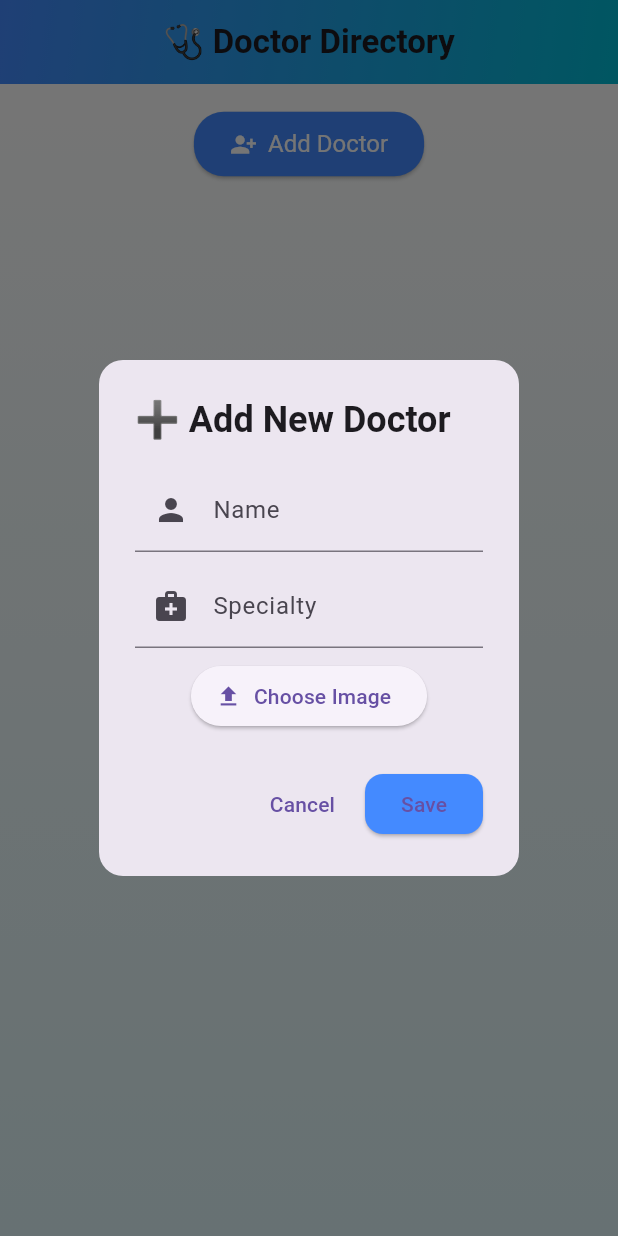
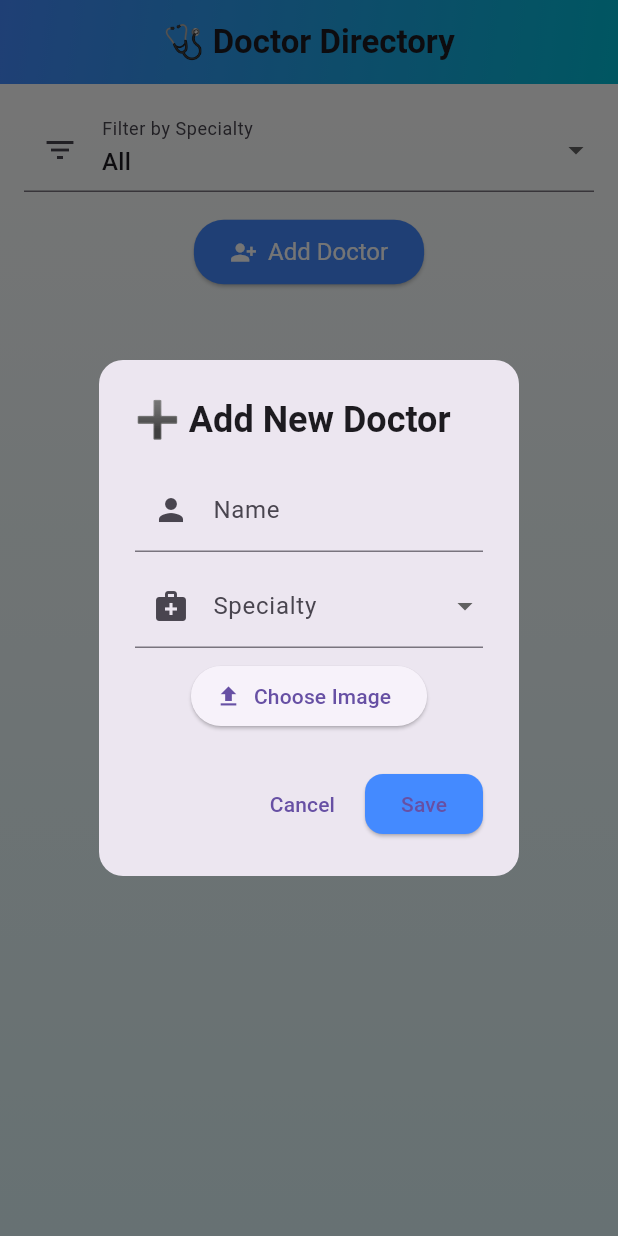
Before and after one commit to mallakmuhammad/DoctorsCrudSystem, a Flutter app: the screen it shows after launch, after a tap on "Add Doctor", on a phone screen of 412 x 824 dp. Run offline on Flutter 3.47's test engine with Material 3 defaults, Android fonts, the phone set to English and light mode, and no system bars; our stand-ins replace cloud_firestore, firebase_core; missing offline and left inert: image_picker_web; accounts and stored records are empty.

Commit message:
Added filter bar, duplicate doctor check with pop-up dialog

```diff
--- a/lib/doctor_list_page.dart
+++ b/lib/doctor_list_page.dart
@@ -16,9 +16,14 @@ class DoctorListPage extends StatefulWidget {
 }
 
 class _DoctorListPageState extends State<DoctorListPage> {
+
+  String selectedFilter = "All"; //select filter default
+
   @override
     void initState() {
-    super.initState();
+
+    super.initState(); //Load Doctors page once the page is opened.
+
     Future.microtask(
       () => Provider.of<DoctorProvider>(context, listen: false).fetchDoctors(),
             );
@@ -28,12 +33,16 @@ class _DoctorListPageState extends State<DoctorListPage> {
   Widget build(BuildContext context) {
     final provider = Provider.of<DoctorProvider>(context);
 
+    final filteredDoctors = selectedFilter == "All" //filter doctors depending on their speciality
+        ? provider.doctors
+        : provider.doctors
+            .where((doc) => doc.specialty == selectedFilter)
+            .toList();
+
     return Scaffold(
       appBar: AppBar(
-        title: const Text(
-          '🩺 Doctor Directory',
-          style: TextStyle(fontWeight: FontWeight.bold),
-        ),
+        title: const Text('🩺 Doctor Directory',
+        style: TextStyle(fontWeight: FontWeight.bold),),
         centerTitle: true,
         flexibleSpace: Container(
           decoration: const BoxDecoration(
@@ -54,10 +63,31 @@ class _DoctorListPageState extends State<DoctorListPage> {
             end: Alignment.bottomCenter,
           ),
         ),
+
         child: Padding(
           padding: const EdgeInsets.all(16.0),
           child: Column(
             children: [
+              DropdownButtonFormField<String>(
+                value: selectedFilter,
+                items: ["All", ...specialtiesList].map((spec) {
+                  return DropdownMenuItem(
+                    value: spec,
+                    child: Text(spec),
+                  );
+                }).toList(),
+                onChanged: (value) {
+                  setState(() {
+                    selectedFilter = value!;
+                  });
+                },
+                decoration: const InputDecoration(
+                  labelText: 'Filter by Specialty',
+                  prefixIcon: Icon(Icons.filter_list),
+                ),
+              ),
+              const SizedBox(height: 16),
+
               Align(
                 alignment: Alignment.center,
                 child: ElevatedButton.icon(
@@ -81,11 +111,27 @@ class _DoctorListPageState extends State<DoctorListPage> {
                 ),
               ),
               const SizedBox(height: 16),
+
+
               Expanded(
-                child: ListView.builder(
-                  itemCount: provider.doctors.length,
+
+                child: filteredDoctors.isEmpty //If the specialty doesn't have doctors inside it
+                    ? const Center(
+                        child: Text(
+                          "No Doctors Found",
+                          style: TextStyle(
+                            fontSize: 18,
+                            fontWeight: FontWeight.bold,
+                            color: Colors.grey,
+                          ),
+                        ),
+                      )
+
+                : ListView.builder(
+
+                  itemCount: filteredDoctors.length,
                   itemBuilder: (context, index) {
-                    final doc = provider.doctors[index];
+                    final doc = filteredDoctors[index];
                     return Container(
                       margin: const EdgeInsets.symmetric(vertical: 10),
                       decoration: BoxDecoration(
@@ -150,20 +196,16 @@ class _DoctorListPageState extends State<DoctorListPage> {
 
   void _showDoctorForm(BuildContext context, {Doctor? doctor}) {
     final nameController = TextEditingController(text: doctor?.name ?? '');
-    final specialtyController = TextEditingController(
-      text: doctor?.specialty ?? '',
-    );
+
+    String? selectedSpecialty = doctor?.specialty;
+
     Uint8List? selectedImageBytes;
 
 showDialog(
       context: context,
-      builder:
-          (_) => StatefulBuilder(
-            builder:
-                (context, setState) => AlertDialog(
-                  shape: RoundedRectangleBorder(
-                    borderRadius: BorderRadius.circular(16),
-                  ),
+      builder: (_) => StatefulBuilder(
+        builder: (context, setState) => AlertDialog(
+          shape: RoundedRectangleBorder(borderRadius: BorderRadius.circular(16)),
           title: Text(
             doctor == null ? '➕ Add New Doctor' : '✏️ Edit Doctor',
             style: const TextStyle(fontWeight: FontWeight.bold),
@@ -172,6 +214,7 @@ class _DoctorListPageState extends State<DoctorListPage> {
             child: Column(
               mainAxisSize: MainAxisSize.min,
               children: [
+                // Name
                 TextField(
                   controller: nameController,
                   decoration: const InputDecoration(
@@ -180,24 +223,39 @@ class _DoctorListPageState extends State<DoctorListPage> {
                   ),
                 ),
                 const SizedBox(height: 8),
-                        TextField(
-                          controller: specialtyController,
+
+                // Dropdown Specialty
+                DropdownButtonFormField<String>(
+                  value: (selectedSpecialty != null &&
+                          specialtiesList.contains(selectedSpecialty))
+                      ? selectedSpecialty
+                      : null,
+                  items: specialtiesList
+                      .map((spec) => DropdownMenuItem(
+                            value: spec,
+                            child: Text(spec),
+                          ))
+                      .toList(),
+                  onChanged: (value) {
+                    setState(() {
+                      selectedSpecialty = value;
+                    });
+                  },
                   decoration: const InputDecoration(
                     labelText: 'Specialty',
                     prefixIcon: Icon(Icons.medical_services),
                   ),
                 ),
                 const SizedBox(height: 8),
+
+                // Pick Image (اختياري)
                 ElevatedButton.icon(
                   icon: const Icon(Icons.upload),
                   label: Text(
-                            selectedImageBytes == null
-                                ? 'Choose Image'
-                                : 'Image Selected',
+                    selectedImageBytes == null ? 'Choose Image' : 'Image Selected',
                   ),
                   onPressed: () async {
-                            final bytesFromPicker =
-                                await ImagePickerWeb.getImageAsBytes();
+                    final bytesFromPicker = await ImagePickerWeb.getImageAsBytes();
                     if (bytesFromPicker != null) {
                       setState(() {
                         selectedImageBytes = bytesFromPicker;
@@ -214,53 +272,6 @@ class _DoctorListPageState extends State<DoctorListPage> {
               child: const Text('Cancel'),
             ),
             ElevatedButton(
-                      onPressed: () async {
-                        if (nameController.text.isEmpty ||
-                            specialtyController.text.isEmpty) {
-                          ScaffoldMessenger.of(context).showSnackBar(
-                            const SnackBar(
-                              content: Text('Please fill all fields'),
-                            ),
-                          );
-                          return;
-                        }
-                        try {
-                          String imageUrl = doctor?.imageUrl ?? '';
-                          if (selectedImageBytes != null) {
-                            imageUrl = await uploadToCloudinary(
-                              selectedImageBytes!,
-                            );
-                          }
-
-                          final newDoctor = Doctor(
-                            id: doctor?.id,
-                            name: nameController.text,
-                            specialty: specialtyController.text,
-                            imageUrl: imageUrl,
-                          );
-
-                          if (doctor == null) {
-                            await Provider.of<DoctorProvider>(
-                              context,
-                              listen: false,
-                            ).addDoctor(newDoctor);
-                          } else {
-                            await Provider.of<DoctorProvider>(
-                              context,
-                              listen: false,
-                            ).updateDoctor(newDoctor);
-                          }
-
-                          Navigator.pop(context);
-                        } catch (e) {
-                          print('🔥 Upload error: $e');
-                          ScaffoldMessenger.of(context).showSnackBar(
-                            const SnackBar(
-                              content: Text('Error saving doctor.'),
-                            ),
-                          );
-                        }
-                      },
               style: ElevatedButton.styleFrom(
                 backgroundColor: Colors.blueAccent,
                 shape: RoundedRectangleBorder(
@@ -268,11 +279,84 @@ class _DoctorListPageState extends State<DoctorListPage> {
                 ),
               ),
               child: const Text('Save'),
+              onPressed: () async {
+
+                // Check the entered data
+                if (nameController.text.isEmpty || selectedSpecialty == null) {
+                  ScaffoldMessenger.of(context).showSnackBar(
+                    const SnackBar(content: Text('Please fill all fields')),
+                  );
+                  return;
+                }
+
+                try {
+
+                  final provider = Provider.of<DoctorProvider>(context, listen: false);
+
+                  // ✅ Check if doctor already exists
+                  final exists = provider.doctors.any((doc) =>
+                  doc.name.toLowerCase() == nameController.text.toLowerCase().trim() &&
+                  doc.specialty == selectedSpecialty);
+
+      if (exists) {
+        //Pop-up Message
+          showDialog(
+    context: context,
+    builder: (ctx) => AlertDialog(
+      title: const Text("Duplicate Doctor"),
+      content: const Text("This doctor already exists!"),
+      actions: [
+        TextButton(
+          onPressed: () {
+            Navigator.of(ctx).pop();
+          },
+          child: const Text("OK"),
+        ),
+      ],
+    ),
+  );
+        return;
+        }
+                  String imageUrl = doctor?.imageUrl ?? '';
+                  if (selectedImageBytes != null) {
+                    imageUrl = await uploadToCloudinary(selectedImageBytes!);
+                  }
+                  if (imageUrl.isEmpty) {
+                    imageUrl = 'https://via.placeholder.com/150';
+                  }
+
+                  final newDoctor = Doctor(
+                    id: doctor?.id,
+                    name: nameController.text,
+                    specialty: selectedSpecialty!, // قيمة واحدة من الـ Dropdown
+                    imageUrl: imageUrl,
+                  );
+
+                  if (doctor == null) {
+                    await Provider.of<DoctorProvider>(context, listen: false)
+                        .addDoctor(newDoctor);
+                  } else {
+                    await Provider.of<DoctorProvider>(context, listen: false)
+                        .updateDoctor(newDoctor);
+                  }
+
+                  if (context.mounted) Navigator.pop(context);
+                } catch (e) {
+                  // ignore: avoid_print
+                  print('🔥 Save error: $e');
+                  if (context.mounted) {
+                    ScaffoldMessenger.of(context).showSnackBar(
+                      const SnackBar(content: Text('Error saving doctor.')),
+                    );
+                  }
+                }
+              },
             ),
           ],
         ),
       ),
     );
+
   }
 
   Future<String> uploadToCloudinary(Uint8List imageBytes) async {
--- a/lib/doctor_model.dart
+++ b/lib/doctor_model.dart
@@ -1,3 +1,16 @@
+const List<String> specialtiesList = [
+  "Cardiologist",
+  "Dermatologist",
+  "Pediatrician",
+  "Neurologist",
+  "Psychiatrist",
+  "Dentist",
+  "Orthopedic",
+  "Surgeon",
+  "Ophthalmologist",
+  "General Practitioner"
+  ];
+
 class Doctor {
   final String? id;
   final String name;
```
Lines whose indentation alone changed are shown as unchanged.
